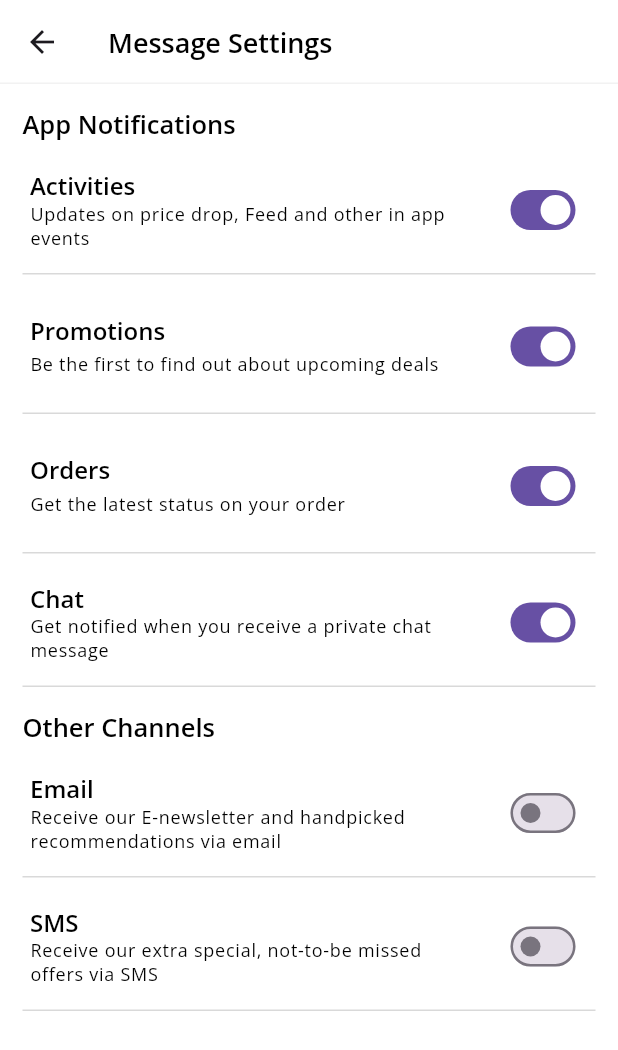
After one commit to Sabinkc/ecommerce_template, a Flutter app: the SettingScreen screen opened directly, after a tap on "Message Settings", on a phone screen of 412 x 824 dp. The commit adds this screen. Shown: the top 1050 px of the screen. Run offline on Flutter 3.47's test engine with Material 3 defaults, Android fonts, the phone set to English and light mode, and no system bars; our stand-ins replace carousel_slider, get, getwidget, icons_plus, keyboard_dismisser, smooth_page_indicator.

Commit message:
Order UI & Settinggs UI

```diff
--- a/lib/features/authentication/screen/policyandterms.dart
+++ b/lib/features/authentication/screen/policyandterms.dart
@@ -22,7 +22,7 @@ class PolicyAndTermsScreen extends StatelessWidget {
         body: SafeArea(
           child: Padding(
             padding: const EdgeInsets.symmetric(
-              horizontal: 25,
+              horizontal: 15,
               vertical: 10,
             ),
             child: Column(
@@ -35,10 +35,9 @@ class PolicyAndTermsScreen extends StatelessWidget {
                 SizedBox(
                   height: size.height * 0.065,
                   child: TabBar(
-                    indicatorSize: TabBarIndicatorSize.tab,
+                    indicatorSize: TabBarIndicatorSize.label,
                     indicatorColor: SQColors.primary,
                     overlayColor: WidgetStateColor.transparent,
-                    tabAlignment: TabAlignment.fill,
                     labelStyle: Theme.of(context).textTheme.titleMedium!.apply(color: Colors.black),
                     unselectedLabelStyle: Theme.of(context).textTheme.titleMedium!.apply(color: SQColors.textSecondary),
                     tabs: const [
--- /dev/null
+++ b/lib/features/store/screen/settings/messagesettings.dart
@@ -0,0 +1,160 @@
+import 'package:ecommerce/features/store/screen/navigation/home.dart';
+import 'package:ecommerce/utils/constants/sizes.dart';
+import 'package:flutter/material.dart';
+import '../../../../utils/constants/colors.dart';
+
+class MessageSettings extends StatelessWidget {
+  const MessageSettings({super.key});
+
+  @override
+  Widget build(BuildContext context) {
+    return Scaffold(
+      appBar: AppBar(
+        title: Text(
+          "Message Settings",
+          style: Theme.of(context).textTheme.headlineSmall,
+        ),
+        shape: const Border(
+          bottom: BorderSide(color: SQColors.borderSecondary),
+        ),
+        forceMaterialTransparency: true,
+      ),
+      body: SingleChildScrollView(
+        child: Padding(
+          padding: const EdgeInsets.symmetric(
+            horizontal: 15.0,
+          ),
+          child: Column(
+            children: [
+              const SizedBox(
+                height: SQSizes.md,
+              ),
+              SectionHeading(
+                headingTitle: "App Notifications",
+                func: () {},
+                showButton: false,
+              ),
+              const SizedBox(
+                height: SQSizes.xs,
+              ),
+              MessageSettingsTile(
+                title: "Activities",
+                trailing: Switch(
+                  value: true,
+                  onChanged: (value) {},
+                ),
+                subtitle: 'Updates on price drop, Feed and other in app events',
+              ),
+              const SizedBox(
+                height: SQSizes.xs,
+              ),
+              MessageSettingsTile(
+                title: "Promotions",
+                subtitle: "Be the first to find out about upcoming deals",
+                trailing: Switch(
+                  value: true,
+                  onChanged: (value) {},
+                ),
+              ),
+              const SizedBox(
+                height: SQSizes.xs,
+              ),
+              MessageSettingsTile(
+                title: "Orders",
+                subtitle: 'Get the latest status on your order',
+                trailing: Switch(
+                  value: true,
+                  onChanged: (value) {},
+                ),
+              ),
+              const SizedBox(
+                height: SQSizes.xs,
+              ),
+              MessageSettingsTile(
+                title: "Chat",
+                subtitle: "Get notified when you receive a private chat message",
+                trailing: Switch(
+                  value: true,
+                  onChanged: (value) {},
+                ),
+              ),
+              const SizedBox(
+                height: SQSizes.md,
+              ),
+              SectionHeading(
+                headingTitle: "Other Channels",
+                func: () {},
+                showButton: false,
+              ),
+              const SizedBox(
+                height: SQSizes.xs,
+              ),
+              MessageSettingsTile(
+                title: "Email",
+                subtitle: "Receive our E-newsletter and handpicked recommendations via email",
+                trailing: Switch(
+                  value: false,
+                  onChanged: (value) {},
+                ),
+              ),
+              const SizedBox(
+                height: SQSizes.xs,
+              ),
+              MessageSettingsTile(
+                title: "SMS",
+                trailing: Switch(
+                  value: false,
+                  onChanged: (c) {},
+                ),
+                subtitle: "Receive our extra special, not-to-be missed offers via SMS",
+              ),
+            ],
+          ),
+        ),
+      ),
+    );
+  }
+}
+
+class MessageSettingsTile extends StatelessWidget {
+  const MessageSettingsTile({
+    super.key,
+    required this.title,
+    this.trailing,
+    this.func,
+    required this.subtitle,
+  });
+
+  final String title;
+  final String subtitle;
+  final Widget? trailing;
+  final VoidCallback? func;
+  @override
+  Widget build(BuildContext context) {
+    return ListTile(
+      contentPadding: const EdgeInsets.symmetric(horizontal: 5, vertical: 8),
+      onTap: func,
+      shape: const Border(
+        bottom: BorderSide(
+          color: SQColors.borderPrimary,
+        ),
+      ),
+      title: Text(
+        title,
+        style: Theme.of(context).textTheme.titleLarge,
+      ),
+      subtitle: Text(
+        subtitle,
+        style: Theme.of(context).textTheme.labelMedium,
+      ),
+      trailing: SizedBox(
+        width: 60,
+        height: 40,
+        child: FittedBox(
+          fit: BoxFit.contain,
+          child: trailing,
+        ),
+      ),
+    );
+  }
+}
--- /dev/null
+++ b/lib/features/store/screen/settings/settings.dart
@@ -0,0 +1,183 @@
+import 'package:ecommerce/features/authentication/screen/policyandterms.dart';
+import 'package:ecommerce/features/store/screen/settings/appsettings.dart';
+import 'package:ecommerce/features/store/screen/settings/messagesettings.dart';
+import 'package:flutter/material.dart';
+import 'package:get/get.dart';
+import 'package:icons_plus/icons_plus.dart';
+
+import '../../../../utils/constants/colors.dart';
+import '../../../../utils/constants/sizes.dart';
+
+class SettingScreen extends StatelessWidget {
+  const SettingScreen({super.key});
+
+  @override
+  Widget build(BuildContext context) {
+    final size = MediaQuery.of(context).size;
+    return Scaffold(
+      appBar: AppBar(
+        title: Text(
+          "Settings",
+          style: Theme.of(context).textTheme.headlineSmall,
+        ),
+        shape: const Border(
+          bottom: BorderSide(color: SQColors.borderSecondary),
+        ),
+        forceMaterialTransparency: true,
+      ),
+      body: Padding(
+        padding: const EdgeInsets.symmetric(horizontal: 15, vertical: 15),
+        child: Column(
+          children: [
+            SettingTile(
+              title: 'Message Settings',
+              icon: Iconsax.message_edit_outline,
+              func: () => Get.to(
+                () => const MessageSettings(),
+              ),
+            ),
+            SettingTile(
+              title: 'App Settings',
+              icon: Iconsax.setting_outline,
+              func: () => Get.to(
+                () => const AppSettings(),
+              ),
+            ),
+            SettingTile(
+              title: 'Conditions',
+              icon: Iconsax.stickynote_outline,
+              func: () => Get.to(
+                () => const PolicyAndTermsScreen(),
+              ),
+            ),
+            SettingTile(
+              title: 'Help',
+              icon: Iconsax.information_outline,
+              func: () {},
+            ),
+            SettingTile(
+              title: 'Feedback',
+              icon: Iconsax.personalcard_outline,
+              func: () {},
+            ),
+            SettingTile(
+              title: 'Request Account Deletion',
+              icon: Iconsax.user_minus_outline,
+              func: () {},
+            ),
+            const SizedBox(
+              height: SQSizes.xl,
+            ),
+            SizedBox(
+              width: size.width,
+              height: size.height * 0.055,
+              child: OutlinedButton(
+                onPressed: () {},
+                style: OutlinedButton.styleFrom(
+                  shape: RoundedRectangleBorder(
+                    borderRadius: BorderRadius.circular(5),
+                    side: const BorderSide(
+                      color: SQColors.primary,
+                      width: 2,
+                    ),
+                  ),
+                ),
+                child: Text(
+                  "LOG OUT",
+                  maxLines: 1,
+                  style: Theme.of(context).textTheme.headlineSmall!.apply(
+                        color: Colors.black,
+                      ),
+                ),
+              ),
+            ),
+          ],
+        ),
+      ),
+    );
+  }
+}
+
+class SettingTile extends StatelessWidget {
+  const SettingTile({
+    super.key,
+    required this.title,
+    this.func,
+    required this.icon,
+    this.trailing,
+  });
+  final IconData icon;
+  final String title;
+  final Widget? trailing;
+  final VoidCallback? func;
+  @override
+  Widget build(BuildContext context) {
+    return ListTile(
+      onTap: func,
+      shape: const Border(
+        bottom: BorderSide(
+          color: SQColors.borderPrimary,
+        ),
+      ),
+      leading: Icon(
+        icon,
+        size: 26,
+        color: SQColors.black,
+      ),
+      title: Text(
+        title,
+        style: Theme.of(context).textTheme.titleLarge,
+      ),
+      trailing: trailing,
+    );
+  }
+}
+
+class ProfileMenu extends StatelessWidget {
+  const ProfileMenu({
+    super.key,
+    this.icon = Icons.arrow_forward_ios_sharp,
+    required this.func,
+    required this.title,
+    required this.value,
+  });
+
+  final IconData icon;
+  final VoidCallback func;
+  final String title, value;
+  @override
+  Widget build(BuildContext context) {
+    return GestureDetector(
+      onTap: func,
+      child: Padding(
+        padding: const EdgeInsets.symmetric(vertical: SQSizes.spaceBtwItems / 1.5),
+        child: Row(
+          children: [
+            Expanded(
+              flex: 3,
+              child: Text(
+                title,
+                style: Theme.of(context).textTheme.bodySmall,
+                overflow: TextOverflow.ellipsis,
+              ),
+            ),
+            Expanded(
+              flex: 5,
+              child: Text(
+                value,
+                style: Theme.of(context).textTheme.bodyMedium,
+                overflow: TextOverflow.ellipsis,
+              ),
+            ),
+            Expanded(
+              child: Icon(
+                icon,
+                size: 18,
+              ),
+            )
+          ],
+        ),
+      ),
+    );
+  }
+}
```
Also changed, not shown: lib/features/store/controllers/ordercontrollers.dart (added, +11 -0 lines), lib/features/store/screen/navigation/profile.dart (+99 -20 lines), lib/features/store/screen/orders.dart (added, +125 -0 lines), lib/features/store/screen/settings/appsettings.dart (added, +99 -0 lines), lib/features/store/screen/widgets/profiletile.dart (added, +45 -0 lines).
